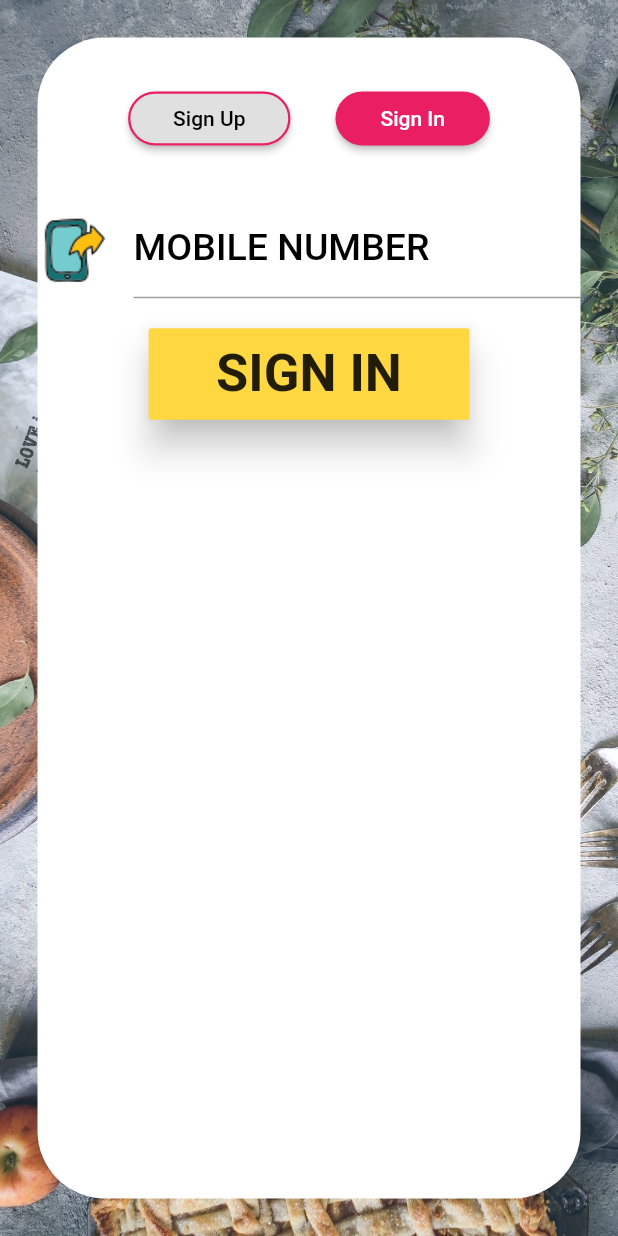
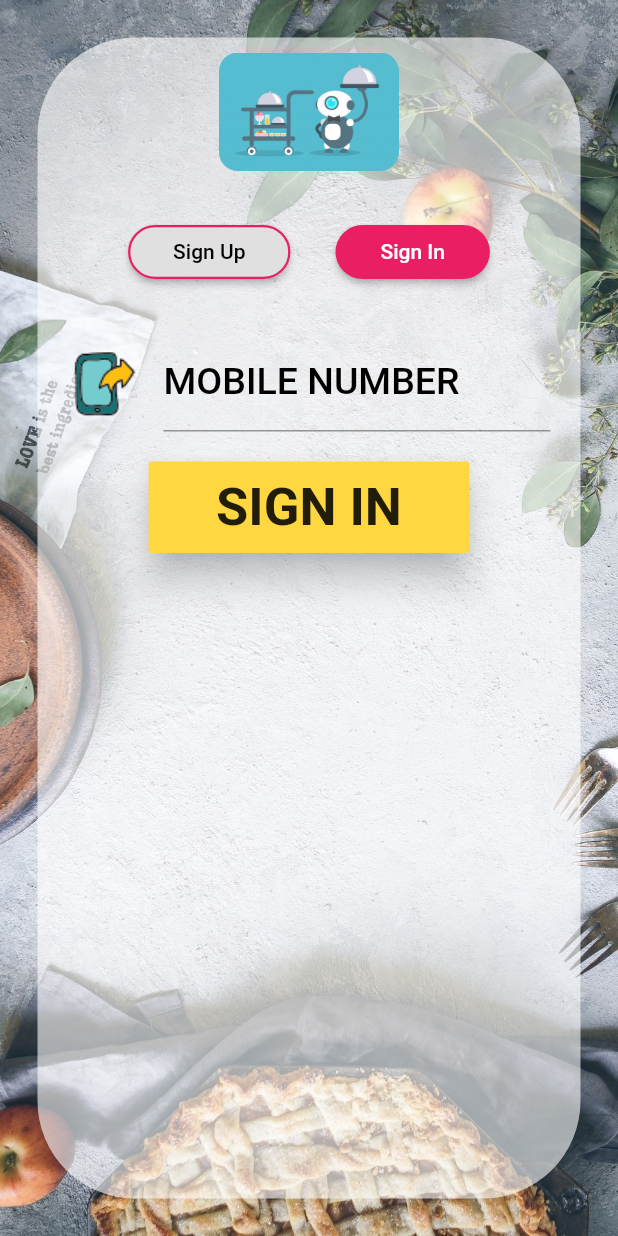
Before and after one commit to kavin-du/waiterbot_app, a Flutter app: the screen it shows after launch, after a tap on "Sign In", on a phone screen of 412 x 824 dp. Run offline on Flutter 3.47's test engine with Material 2 defaults, Android fonts, the phone set to English and light mode, and no system bars.

Commit message:
signup, signin done

```diff
--- a/lib/main.dart
+++ b/lib/main.dart
@@ -1,6 +1,8 @@
 import 'package:flutter/material.dart';
+import 'package:flutter/rendering.dart';
 import './screens/signup.dart';
 
 void main() {
+  // debugPaintSizeEnabled = true;
   runApp(new SignUp());
 }
--- a/lib/mix_ins/validator_mixin.dart
+++ b/lib/mix_ins/validator_mixin.dart
@@ -12,6 +12,11 @@ class ValidatorMixin {
     return null;
   }
 
+  String nameValidation (String value) {
+    if(value.length == 0) return 'Name cannot be empty';
+    return null;
+  }
+
   String phoneValidation(String value) {
     if(value.length == 10 && value.startsWith('0') && !value.contains(RegExp(r'[^0-9]'))){
       return null;
--- a/lib/screens/signin.dart
+++ b/lib/screens/signin.dart
@@ -27,33 +27,25 @@ class _SignInState extends State<SignIn> with ValidatorMixin {
                 fit: BoxFit.fitHeight,
               ),
             ),
-            // BackdropFilter(
-            //   filter: ImageFilter.blur(
-            //     sigmaX: 5,
-            //     sigmaY: 5,
-            //   ),
-            //   child: Container(
-            //   // color: Colors.white,
-            //   margin: EdgeInsets.all(25),
-            //   decoration: BoxDecoration(
-            //     color: Colors.black.withOpacity(0),
-            //     borderRadius: BorderRadius.all(Radius.circular(30))
-            //   ),
-            // ),
-            // ),
+
             Container(
-              // color: Colors.white,
-              margin: EdgeInsets.all(25),
-              decoration: BoxDecoration(
-                  color: Colors.white,
-                  borderRadius: BorderRadius.all(Radius.circular(45))),
+                  margin: EdgeInsets.all(25),
+                  decoration: BoxDecoration(
+                    color: Colors.white.withOpacity(0.6),
+                    borderRadius: BorderRadius.all(Radius.circular(65))
+                  ),
             ),
+
             Container(
-              margin: EdgeInsets.all(25),
+              margin: EdgeInsets.only(left: 45, right: 45, top: 35),
               child: Form(
                 key: formKey,
                 child: Column(
                   children: [
+                    Image.asset(
+                        'images/waiterbot_logo.png',
+                        width: 120,
+                      ),
                     buttonBar(context),
                     mobileNumber(),
                     Padding(
--- a/lib/screens/signup.dart
+++ b/lib/screens/signup.dart
@@ -1,6 +1,7 @@
 import 'dart:ui';
 
 import 'package:flutter/material.dart';
+import 'package:flutter/rendering.dart';
 import '../mix_ins/validator_mixin.dart';
 import './signin.dart';
 
@@ -24,7 +25,7 @@ class _SignUpState extends State<SignUp> with ValidatorMixin {
         //   title: Text('Delete this bar'),
         //   backgroundColor: Colors.amber,
         // ),
-        resizeToAvoidBottomInset: false, // prevent shrinking image when keyboard opens
+       resizeToAvoidBottomInset: false, // prevent shrinking image when keyboard opens
         body: Builder(builder: (context) {
           return Stack(
             children: [
@@ -34,40 +35,33 @@ class _SignUpState extends State<SignUp> with ValidatorMixin {
                   fit: BoxFit.fitHeight,
                 ),
               ),
-              // BackdropFilter(
-              //   filter: ImageFilter.blur(
-              //     sigmaX: 5,
-              //     sigmaY: 5,
-              //   ),
-              //   child: Container(
-              //   // color: Colors.white,
-              //   margin: EdgeInsets.all(25),
-              //   decoration: BoxDecoration(
-              //     color: Colors.black.withOpacity(0),
-              //     borderRadius: BorderRadius.all(Radius.circular(30))
-              //   ),
-              // ),
-              // ),
+
               Container(
-                // color: Colors.white,
-                margin: EdgeInsets.all(25),
-                decoration: BoxDecoration(
-                    color: Colors.white,
-                    borderRadius: BorderRadius.all(Radius.circular(45))),
+                  margin: EdgeInsets.all(25),
+                  decoration: BoxDecoration(
+                    color: Colors.white.withOpacity(0.6),
+                    borderRadius: BorderRadius.all(Radius.circular(65))
+                  ),
               ),
               Container(
-                margin: EdgeInsets.all(25),
+                margin: EdgeInsets.only(left: 45, right: 45, top: 35), // 45
                 child: Form(
                   key: formKey,
-                  child: Column(
+                  child: Wrap(
+                    alignment: WrapAlignment.center,
                     children: [
+                      Image.asset(
+                        'images/waiterbot_logo.png',
+                        width: 120,
+                      ),
                       buttonBar(context),
                       name('First Name'),
                       name('Last Name'),
                       email(),
                       mobileNumber(),
+                      Padding(padding: EdgeInsets.all(5)),
                       checkbox(this),
-                      // Licence(),
+                      Padding(padding: EdgeInsets.only(top: 30)),
                       button()
                     ],
                   ),
@@ -82,6 +76,7 @@ class _SignUpState extends State<SignUp> with ValidatorMixin {
 
   Widget name(String value) {
     return TextFormField(
+      validator: nameValidation,
       keyboardType: TextInputType.name, // optimize keyboard for name
       decoration: InputDecoration(
           icon: Image(
--- a/pubspec.yaml
+++ b/pubspec.yaml
@@ -47,6 +47,7 @@ flutter:
   # To add assets to your application, add an assets section, like this:
   assets:
     - images/sign_background.jpg
+    - images/waiterbot_logo.png
     - images/icons/firstname.png
     - images/icons/lastname.png
     - images/icons/email.png
```
Also changed, not shown: images/waiterbot_logo.png (added).
